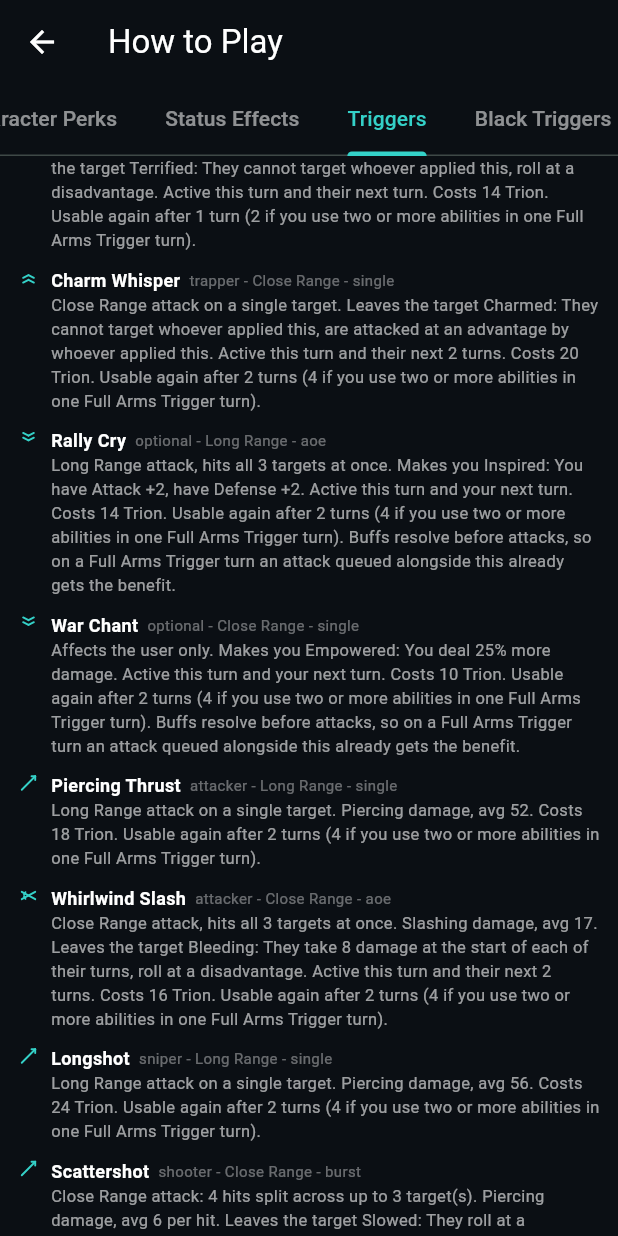
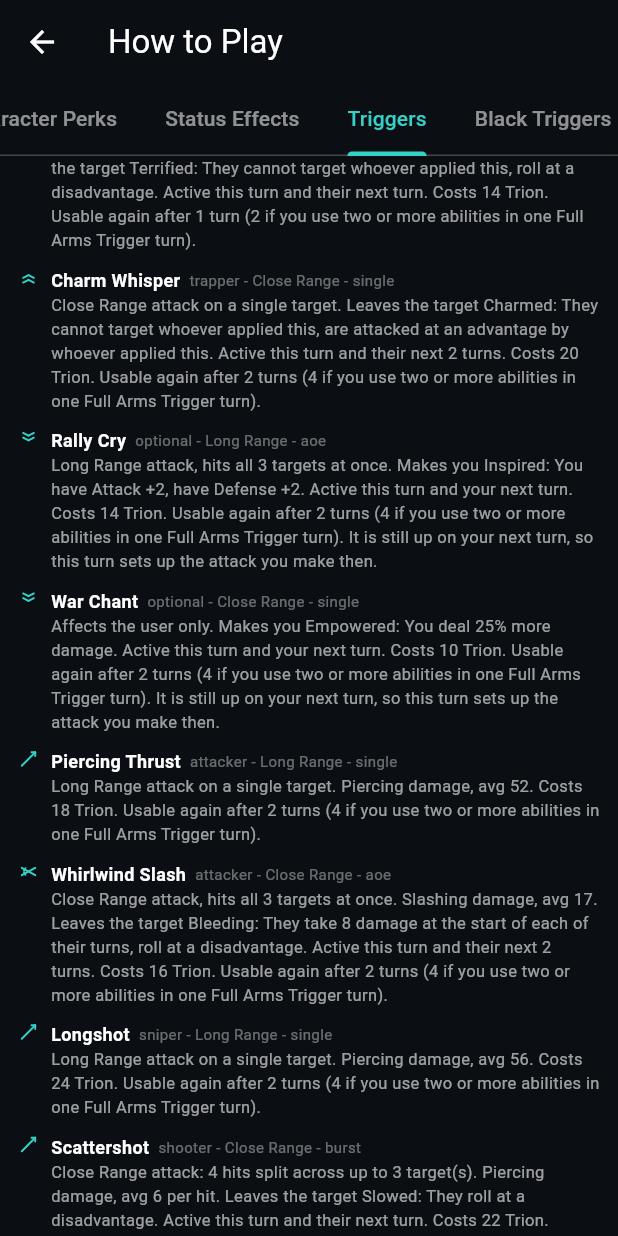
Before and after one commit to MaxxRexx/Isekai_Strategem, a Flutter app: the GuideScreen screen opened directly, tab 4 chosen, scrolled down 576 dp, on a phone screen of 412 x 824 dp. Run offline on Flutter 3.47's test engine with Material 3 defaults, Android fonts, the phone set to English and light mode, and no system bars; our stand-ins replace supabase_flutter; accounts and stored records are empty.

Commit message:
No ability may rely on FAT, and the buffs currently fail that on value
The description was wrong twice over, and checking why turned up something
larger.

Wrong wording, fixed. The buff line led with "on a Full Arms Trigger turn an
attack queued alongside this already gets the benefit", which reads as
FAT-dependence. It is not true: Empowered lasts two turns, so a buff cast on an
ordinary turn is still up for the attack you make next turn. The line now says
that, and the FAT case is dropped from the ability's reason to exist.

Wrong value, not fixed. A turn grants one action, the average attack turn deals
37.3 damage across the catalogue, and every buff buys far less than that:

  War Chant        Empowered, +25% on one later attack   9.3   net -28.0
  Rally Cry        Inspired, +2/+2 on three allies      11.2   net -26.1
  Guardian's Aegis Guarded, 25% less for one turn        9.3   net -28.0
  Cleansing Ward   Regenerating, 3 a turn for three      9.0   net -28.3

So no buff in the game is worth its action, with or without FAT. That is the
same root cause as item #5 rather than a separate problem, so #5 is rewritten
from "healing is too weak" to "support abilities do not pay for their action",
carrying the measurements and an acceptance test: on an ordinary one-action
turn, a support ability must pay for its own action within its own duration.

Re-pricing belongs to #3 (SPTV), which owns every magnitude and duration.
Deliberately not done here, because choosing those numbers outside SPTV is the
guessing the working agreement rules out.

The rule itself is now a standing design rule in working_agreement.md, so it
applies to every future item without being restated, and it is in the design
document's turn-order section.

Engine 918 green, app 266 green over three runs, 0 analyzer errors. PDF
re-rendered.

```diff
--- a/app/lib/src/data/describe.dart
+++ b/app/lib/src/data/describe.dart
@@ -238,12 +238,19 @@ String describeActiveTrigger(
     'Arms Trigger turn).',
   );
   if (t.inflictedStatusEffects.isNotEmpty && onSelf) {
-    // The timing question the interface never answered. Note the condition:
-    // pairing a buff with an attack takes two ability uses, and one turn only
-    // grants two on a FAT turn, so this is only reachable there.
+    // The timing question the interface never answered, written around the
+    // ordinary turn rather than the FAT turn. Pairing a buff with an attack in
+    // one turn takes two ability uses, so leading with that would be telling
+    // the player the ability needs a Full Arms Trigger to do anything, which
+    // is not how any ability should read.
+    final lasts = t.inflictedStatusEffects
+        .map((a) => catalog[a.statusEffectId].defaultDurationTurns ?? 99)
+        .reduce((a, b) => a > b ? a : b);
     parts.add(
-      'Buffs resolve before attacks, so on a Full Arms Trigger turn an attack '
-      'queued alongside this already gets the benefit.',
+      lasts > 1
+          ? 'It is still up on your next turn, so this turn sets up the attack '
+              'you make then.'
+          : 'It covers the opponent\'s reply and is gone before you act again.',
     );
   }
   return parts.join(' ');
```
Also changed, not shown: 5 other files.
